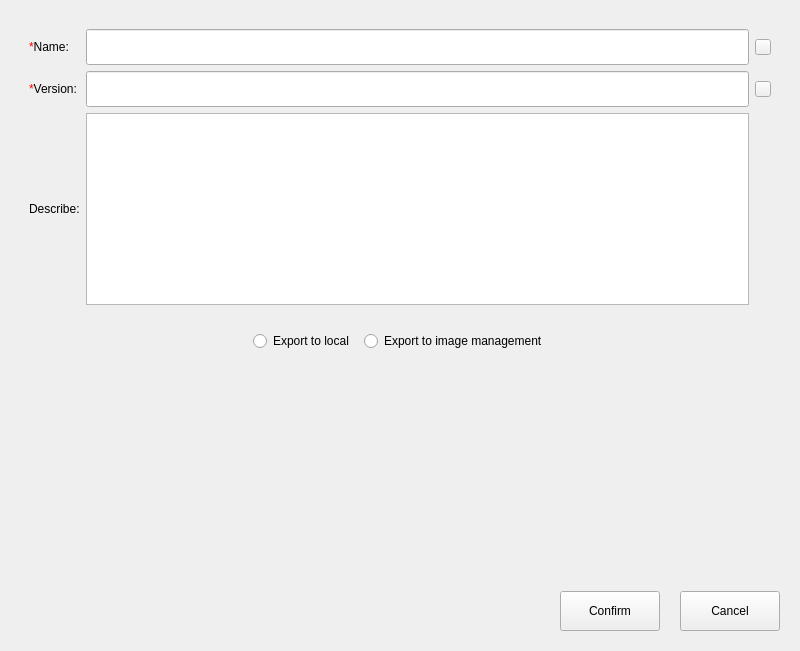
This is src/pages/container/container-manager/container-backup-operate-dialog.ui in openeuler-mirror/ks-scmc-gui as Qt 5 draws it before an edit. The edited form follows.
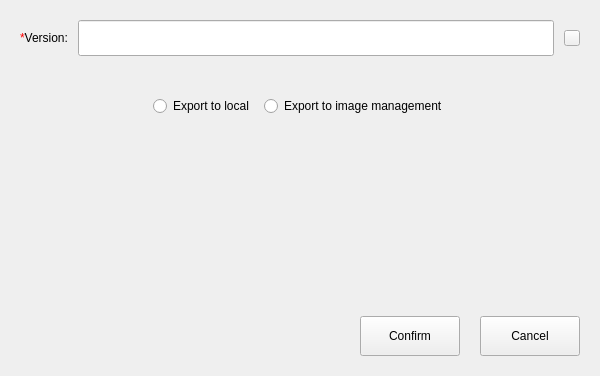
This is the edited form. Custom widgets are drawn as their Qt base class.

Commit message:
fix(backup):improve backup export function
- 完善容器备份导出功能

relates #61174

```diff
--- a/src/pages/container/container-manager/container-backup-operate-dialog.ui
+++ b/src/pages/container/container-manager/container-backup-operate-dialog.ui
@@ -6,8 +6,8 @@
    <rect>
     <x>0</x>
     <y>0</y>
-    <width>800</width>
-    <height>651</height>
+    <width>600</width>
+    <height>376</height>
    </rect>
   </property>
   <property name="minimumSize">
@@ -149,17 +149,66 @@
      </widget>
      <widget class="QWidget" name="page_export">
       <layout class="QVBoxLayout" name="verticalLayout_3">
+       <property name="spacing">
+        <number>10</number>
+       </property>
+       <property name="leftMargin">
+        <number>0</number>
+       </property>
+       <property name="topMargin">
+        <number>0</number>
+       </property>
+       <property name="rightMargin">
+        <number>0</number>
+       </property>
+       <property name="bottomMargin">
+        <number>0</number>
+       </property>
        <item>
         <layout class="QGridLayout" name="gridLayout_2">
-         <item row="3" column="1">
-          <widget class="QLabel" name="label_image_tip">
+         <property name="spacing">
+          <number>10</number>
+         </property>
+         <item row="1" column="1">
+          <widget class="QLabel" name="label_tip_image">
+           <property name="minimumSize">
+            <size>
+             <width>0</width>
+             <height>20</height>
+            </size>
+           </property>
+           <property name="maximumSize">
+            <size>
+             <width>16777215</width>
+             <height>20</height>
+            </size>
+           </property>
+           <property name="text">
+            <string/>
+           </property>
+          </widget>
+         </item>
+         <item row="0" column="2">
+          <widget class="ToolTipButton" name="btn_tip_version">
+           <property name="minimumSize">
+            <size>
+             <width>16</width>
+             <height>16</height>
+            </size>
+           </property>
+           <property name="maximumSize">
+            <size>
+             <width>16</width>
+             <height>16</height>
+            </size>
+           </property>
            <property name="text">
             <string/>
            </property>
           </widget>
          </item>
          <item row="0" column="1">
-          <widget class="QLineEdit" name="lineEdit_image_name">
+          <widget class="QLineEdit" name="lineEdit_image_version">
            <property name="minimumSize">
             <size>
              <width>0</width>
@@ -175,83 +224,12 @@
           </widget>
          </item>
          <item row="0" column="0">
-          <widget class="QLabel" name="label_name">
-           <property name="text">
-            <string> &lt;font color=red&gt;*&lt;/font&gt;Name:</string>
-           </property>
-          </widget>
-         </item>
-         <item row="2" column="1">
-          <widget class="QTextEdit" name="textEdit_image_desc"/>
-         </item>
-         <item row="2" column="0">
-          <widget class="QLabel" name="label_desc">
-           <property name="text">
-            <string>Describe:</string>
-           </property>
-          </widget>
-         </item>
-         <item row="1" column="0">
           <widget class="QLabel" name="label_version">
            <property name="text">
             <string> &lt;font color=red&gt;*&lt;/font&gt;Version:</string>
            </property>
           </widget>
          </item>
-         <item row="1" column="1">
-          <widget class="QLineEdit" name="lineEdit_image_version">
-           <property name="minimumSize">
-            <size>
-             <width>0</width>
-             <height>36</height>
-            </size>
-           </property>
-           <property name="maximumSize">
-            <size>
-             <width>16777215</width>
-             <height>36</height>
-            </size>
-           </property>
-          </widget>
-         </item>
-         <item row="0" column="2">
-          <widget class="ToolTipButton" name="btn_tip_name">
-           <property name="minimumSize">
-            <size>
-             <width>16</width>
-             <height>6</height>
-            </size>
-           </property>
-           <property name="maximumSize">
-            <size>
-             <width>16</width>
-             <height>16</height>
-            </size>
-           </property>
-           <property name="text">
-            <string/>
-           </property>
-          </widget>
-         </item>
-         <item row="1" column="2">
-          <widget class="ToolTipButton" name="btn_tip_version">
-           <property name="minimumSize">
-            <size>
-             <width>16</width>
-             <height>16</height>
-            </size>
-           </property>
-           <property name="maximumSize">
-            <size>
-             <width>16</width>
-             <height>16</height>
-            </size>
-           </property>
-           <property name="text">
-            <string/>
-           </property>
-          </widget>
-         </item>
         </layout>
        </item>
        <item>
@@ -371,7 +349,7 @@
     </layout>
    </item>
   </layout>
-  <widget class="QWidget" name="">
+  <widget class="QWidget" name="layoutWidget">
    <property name="geometry">
     <rect>
      <x>0</x>
```
The commit also changes 12 other files.
